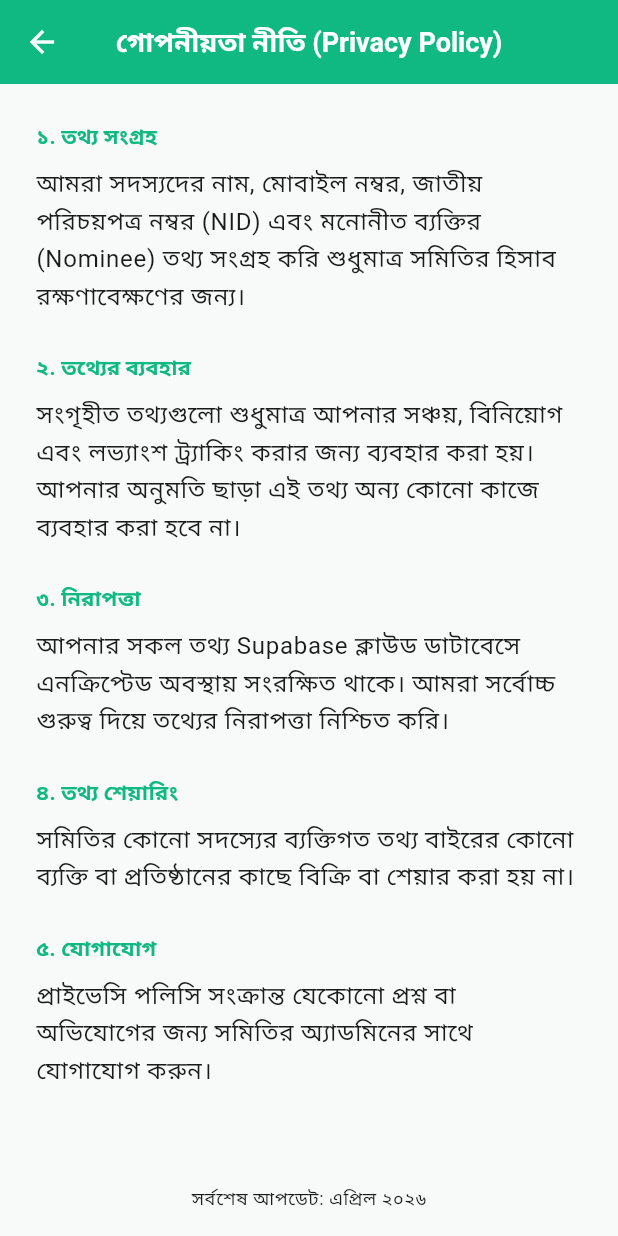
After one commit to atiqurrahman991/alor-dishari, a Flutter app: the PrivacyPolicyScreen screen opened directly, on a phone screen of 412 x 824 dp. The commit adds this screen. Run offline on Flutter 3.47's test engine with Material 3 defaults, Android fonts, the light colour scheme and no system bars; our stand-ins replace flutter_riverpod, google_fonts, shared_preferences, supabase_flutter; accounts and stored records are empty; Roboto replaces fonts that are missing (Hind Siliguri).

Commit message:
Added Privacy Policy screen and linked it in Dashboard drawer

```diff
--- a/lib/core/providers/translation_provider.dart
+++ b/lib/core/providers/translation_provider.dart
@@ -26,7 +26,7 @@ enum Tr {
   save, cancel, delete, edit, search, filter, refresh, loading, noData,
   success, error, confirm, yes, no, date, amount, name, submit, back, next, close, notes,
   // Settings
-  language, theme, darkMode, lightMode, switchLanguage, switchTheme, appVersion,
+  language, theme, darkMode, lightMode, switchLanguage, switchTheme, appVersion, privacyPolicy,
   // New UI Elements
   hello, administrator, quickActions, pendingApprovals, noPending, approve,
   joined, viewLedger, issuingLoanFor, noMembersFound, depositRequested,
@@ -118,6 +118,7 @@ const Map<Tr, Map<String, String>> _translations = {
   Tr.switchLanguage:     {'en': 'Switch to বাংলা',    'bn': 'Switch to English'},
   Tr.switchTheme:        {'en': 'Switch Theme',        'bn': 'থিম পরিবর্তন করুন'},
   Tr.appVersion:         {'en': 'App Version',         'bn': 'অ্যাপ ভার্সন'},
+  Tr.privacyPolicy:       {'en': 'Privacy Policy',      'bn': 'গোপনীয়তা নীতি'},
   Tr.hello:              {'en': 'Hello',               'bn': 'হ্যালো'},
   Tr.administrator:      {'en': 'ADMINISTRATOR',       'bn': 'অ্যাডমিনিস্ট্রেটর'},
   Tr.quickActions:       {'en': 'Quick Actions',       'bn': 'কুইক অ্যাকশন'},
--- a/lib/features/dashboard/presentation/dashboard_screen.dart
+++ b/lib/features/dashboard/presentation/dashboard_screen.dart
@@ -345,6 +345,18 @@ class DashboardScreen extends ConsumerWidget {
             onTap: () {
               Navigator.pop(context);
               Navigator.push(context, MaterialPageRoute(builder: (_) => const ProfileScreen()));
+            },
+          ),
+          const Divider(),
+          ListTile(
+            leading: const Icon(Icons.privacy_tip_outlined),
+            title: Text(tr[Tr.privacyPolicy]),
+            onTap: () {
+              Navigator.pop(context); // Close drawer
+              Navigator.push(
+                context,
+                MaterialPageRoute(builder: (_) => const PrivacyPolicyScreen()),
+              );
             },
           ),
           const Divider(),
--- /dev/null
+++ b/lib/features/settings/presentation/privacy_policy_screen.dart
@@ -0,0 +1,80 @@
+import 'package:flutter/material.dart';
+
+class PrivacyPolicyScreen extends StatelessWidget {
+  const PrivacyPolicyScreen({super.key});
+
+  @override
+  Widget build(BuildContext context) {
+    final theme = Theme.of(context);
+
+    return Scaffold(
+      appBar: AppBar(
+        title: const Text('গোপনীয়তা নীতি (Privacy Policy)'),
+      ),
+      body: SingleChildScrollView(
+        padding: const EdgeInsets.all(24.0),
+        child: Column(
+          crossAxisAlignment: CrossAxisAlignment.start,
+          children: [
+            _buildSection(
+              theme,
+              '১. তথ্য সংগ্রহ',
+              'আমরা সদস্যদের নাম, মোবাইল নম্বর, জাতীয় পরিচয়পত্র নম্বর (NID) এবং মনোনীত ব্যক্তির (Nominee) তথ্য সংগ্রহ করি শুধুমাত্র সমিতির হিসাব রক্ষণাবেক্ষণের জন্য।',
+            ),
+            _buildSection(
+              theme,
+              '২. তথ্যের ব্যবহার',
+              'সংগৃহীত তথ্যগুলো শুধুমাত্র আপনার সঞ্চয়, বিনিয়োগ এবং লভ্যাংশ ট্র্যাকিং করার জন্য ব্যবহার করা হয়। আপনার অনুমতি ছাড়া এই তথ্য অন্য কোনো কাজে ব্যবহার করা হবে না।',
+            ),
+            _buildSection(
+              theme,
+              '৩. নিরাপত্তা',
+              'আপনার সকল তথ্য Supabase ক্লাউড ডাটাবেসে এনক্রিপ্টেড অবস্থায় সংরক্ষিত থাকে। আমরা সর্বোচ্চ গুরুত্ব দিয়ে তথ্যের নিরাপত্তা নিশ্চিত করি।',
+            ),
+            _buildSection(
+              theme,
+              '৪. তথ্য শেয়ারিং',
+              'সমিতির কোনো সদস্যের ব্যক্তিগত তথ্য বাইরের কোনো ব্যক্তি বা প্রতিষ্ঠানের কাছে বিক্রি বা শেয়ার করা হয় না।',
+            ),
+            _buildSection(
+              theme,
+              '৫. যোগাযোগ',
+              'প্রাইভেসি পলিসি সংক্রান্ত যেকোনো প্রশ্ন বা অভিযোগের জন্য সমিতির অ্যাডমিনের সাথে যোগাযোগ করুন।',
+            ),
+            const SizedBox(height: 40),
+            Center(
+              child: Text(
+                'সর্বশেষ আপডেট: এপ্রিল ২০২৬',
+                style: theme.textTheme.bodySmall,
+              ),
+            ),
+            const SizedBox(height: 20),
+          ],
+        ),
+      ),
+    );
+  }
+
+  Widget _buildSection(ThemeData theme, String title, String content) {
+    return Padding(
+      padding: const EdgeInsets.only(bottom: 24.0),
+      child: Column(
+        crossAxisAlignment: CrossAxisAlignment.start,
+        children: [
+          Text(
+            title,
+            style: theme.textTheme.titleMedium?.copyWith(
+              fontWeight: FontWeight.bold,
+              color: theme.colorScheme.primary,
+            ),
+          ),
+          const SizedBox(height: 8),
+          Text(
+            content,
+            style: theme.textTheme.bodyLarge?.copyWith(height: 1.5),
+          ),
+        ],
+      ),
+    );
+  }
+}
```
